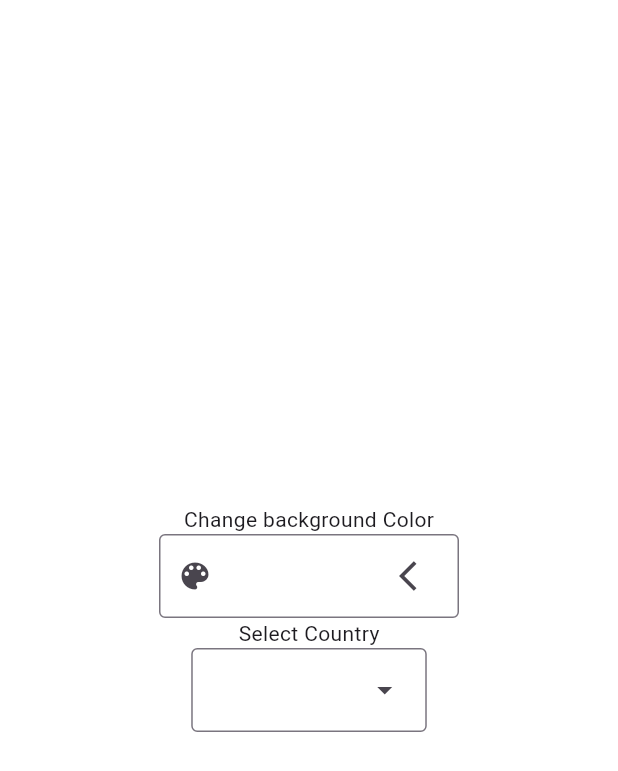
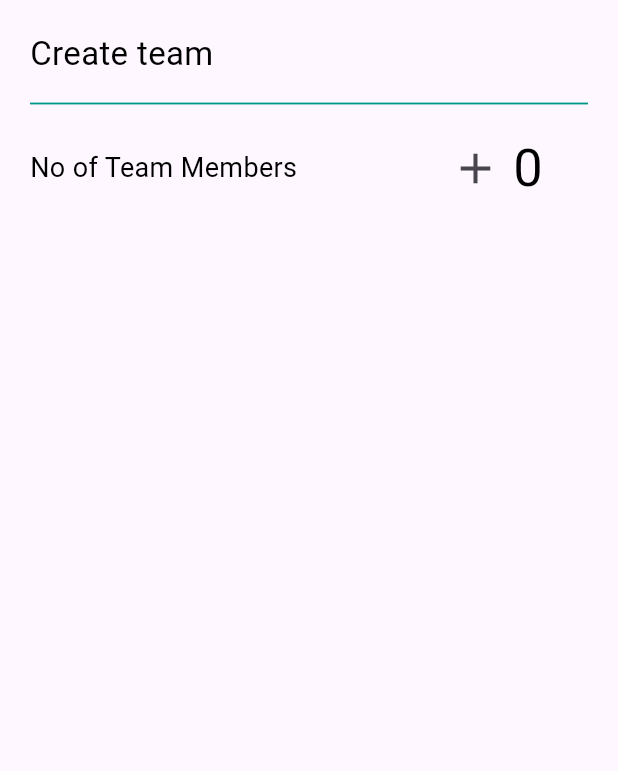
Before and after one commit to mikemuturi/flutterfly, a Flutter app: the screen it shows after launch, on a phone screen of 412 x 824 dp. Shown: the top 771 px of the screen. Run offline on Flutter 3.47's test engine with Material 3 defaults, Android fonts, the phone set to English and light mode, and no system bars; our stand-ins replace equatable, flutter_bloc, flutter_slidable, flutter_svg, font_awesome_flutter, geocoding and 2 more.

Commit message:
Dynamic formfield

```diff
--- /dev/null
+++ b/fly_app/lib/Dynamic_Form/dynamic_form.dart
@@ -0,0 +1,137 @@
+import 'package:flutter/material.dart';
+
+
+class DynamicForm extends StatefulWidget {
+  const DynamicForm({super.key});
+
+  @override
+  State<DynamicForm> createState() => _DynamicFormState();
+}
+
+class _DynamicFormState extends State<DynamicForm> {
+  int teamCount = 0;
+
+  List<Map<String, dynamic>> teamMemberData=[];
+  @override
+  Widget build(BuildContext context) {
+    return Scaffold(
+      body: Container(
+        height: double.infinity,
+        width: double.infinity,
+        padding: const EdgeInsets.all(20),
+        child:   SingleChildScrollView(
+          child: Column(
+            crossAxisAlignment: CrossAxisAlignment.start,
+            children:  [
+              const Text("Create team", style:  TextStyle(color: Colors.black, fontSize: 22),),
+              const SizedBox(height: 10,),
+              const Divider(thickness: 1.2, color: Colors.teal,),
+              const SizedBox(height: 10,),
+              Row(
+                mainAxisAlignment: MainAxisAlignment.spaceBetween,
+                children: [
+                const Text("No of Team Members", style: TextStyle(color: Colors.black, fontSize: 18,),),
+                const SizedBox(height: 10,),
+                Row(
+                  children: [
+                    IconButton(onPressed: (){
+                      setState(() {
+                        teamCount++;
+                        teamMemberData.add({
+                          'name' : '',
+                          'designation' : '',
+                          'domain' : '',
+
+                        });
+                      });
+                    },
+                    icon: const Icon(Icons.add, size: 34,)),
+                     SizedBox(
+                      width: 50,
+                      child: Text("$teamCount", style: const TextStyle(color: Colors.black, fontSize: 35),),
+                    )
+                  ],
+                )
+              ],),
+              if(teamCount > 0)
+              for(int i = 0; i<teamCount; i++)
+               Card(
+                color: const Color(0Xff262626),
+                child: Container(
+                  padding: const EdgeInsets.all(20),
+                  child: Column(
+                    mainAxisAlignment: MainAxisAlignment.start,
+                    crossAxisAlignment: CrossAxisAlignment.start,
+                    children: [
+                        Row(
+                          mainAxisAlignment: MainAxisAlignment.spaceBetween,
+                          crossAxisAlignment: CrossAxisAlignment.center,
+                          children: [
+                       Text("Team Member ${i + 1} ", style: const TextStyle(color: Colors.white, fontSize: 18),),
+                      IconButton(onPressed: (){
+                        setState(() {
+                          teamMemberData.remove(i);
+                          teamCount--;
+                        });
+                        print(teamMemberData);
+                      },
+                       icon: const Icon(Icons.remove, size: 34,color: Colors.white,)),
+
+                          ],
+                        ),
+                      const SizedBox(height: 15,),
+                      TextFormField(
+                        style: const TextStyle(color: Colors.white),
+                        decoration: const InputDecoration(
+                          hintStyle: TextStyle(
+                            color: Colors.white,
+                          ),
+                          hintText: "Name",
+                        ),
+                        onChanged: (value) {
+                          teamMemberData[i]['name']=value??'';
+                        },
+                      ),
+                      TextFormField(
+                        style: const TextStyle(color: Colors.white),
+                        decoration: const InputDecoration(
+                          hintStyle: TextStyle(
+                            color: Colors.white,
+                          ),
+                          hintText: "Designation",
+                        ),
+                        onChanged: (value) {
+                          teamMemberData[i]['Designation']=value??'';
+                        },
+                      ),
+                        TextFormField(
+                        style: const TextStyle(color: Colors.white),
+                        decoration: const InputDecoration(
+                          hintStyle: TextStyle(
+                            color: Colors.white,
+                          ),
+                          hintText: "Domain",
+                        ),
+                        onChanged: (value) {
+                          teamMemberData[i]['Domain']=value??'';
+                         },
+                      ),
+                    ],
+                  ),
+                ),
+              ),
+              const SizedBox(height: 30,),
+              teamCount>=1? Center(
+                child: ElevatedButton(onPressed: (){
+                  print(teamMemberData);
+                }
+                ,
+                child: const Text("Save")),
+              ):const SizedBox.shrink()
+            ],
+          ),
+        ),
+      ),
+    );
+  }
+}
--- a/fly_app/lib/main.dart
+++ b/fly_app/lib/main.dart
@@ -1,4 +1,5 @@
 import 'package:flutter/material.dart';
+import 'package:fly_app/Dynamic_Form/dynamic_form.dart';
 import 'package:fly_app/dropdown/home_page.dart';
 import 'package:fly_app/onboardingApp/onboarding_screen.dart';
 // import 'package:fly_app/Screens/homepage.dart';
@@ -20,7 +21,7 @@ class MyApp extends StatelessWidget {
         colorScheme: ColorScheme.fromSeed(seedColor: Colors.deepPurple),
         useMaterial3: true,
       ),
-      home:   const DropDown(),
+      home:   const DynamicForm(),
     );
   }
 }
```
